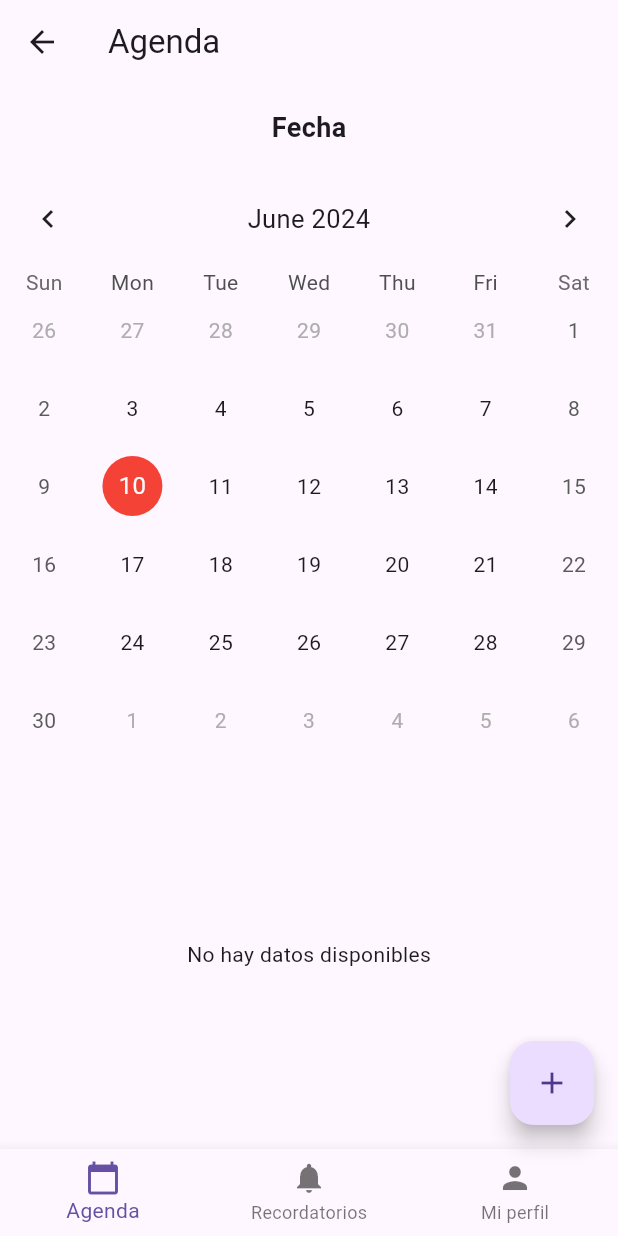
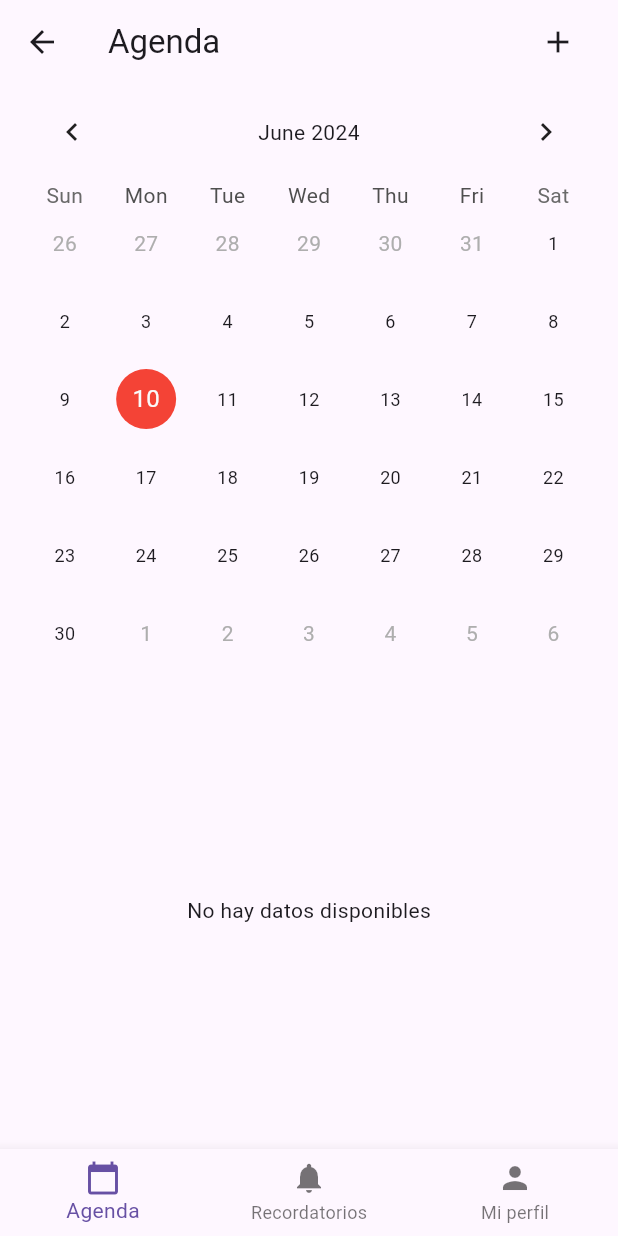
Before and after one commit to EnriqueMadrigal95/agenda_personalizada, a Flutter app: the HomePage screen opened directly, on a phone screen of 412 x 824 dp. Run offline on Flutter 3.47's test engine with Material 3 defaults, Android fonts, the light colour scheme and no system bars; drawn by our look-alikes of table_calendar; network calls fail.

Commit message:
Cambios a calendario

```diff
--- a/lib/screens/index_screen.dart
+++ b/lib/screens/index_screen.dart
@@ -351,19 +351,22 @@ class _HomePageState extends State<HomePage> {
   Widget build(BuildContext context) {
     return Scaffold(
       appBar: AppBar(
-        title: Text("Agenda"),
-        actions: [],
+        title: Row(
+          children: [
+            Text("Agenda"),
+            Spacer(),
+            IconButton(
+              icon: Icon(Icons.add),
+              onPressed: showCreateDialog,
+            ),
+          ],
+        ),
       ),
       body: Column(
         children: [
           Container(
-            padding: EdgeInsets.all(16.0),
-            child: Text(
-              "Fecha Seleccionada: ${selectedDate.toLocal()}".split(' ')[0],
-              style: TextStyle(fontSize: 18, fontWeight: FontWeight.bold),
-            ),
-          ),
-          TableCalendar(
+            padding: EdgeInsets.symmetric(horizontal: 16.0),
+            child: TableCalendar(
               firstDay: DateTime(2000),
               lastDay: DateTime(2101),
               focusedDay: selectedDate,
@@ -384,10 +387,23 @@ class _HomePageState extends State<HomePage> {
                   color: Colors.red,
                   shape: BoxShape.circle,
                 ),
+                markersMaxCount: 1,
               ),
               headerStyle: HeaderStyle(
                 formatButtonVisible: false,
                 titleCentered: true,
+                titleTextStyle: TextStyle(fontSize: 14),
+              ),
+              calendarBuilders: CalendarBuilders(
+                defaultBuilder: (context, date, _) {
+                  return Center(
+                    child: Text(
+                      '${date.day}',
+                      style: TextStyle(fontSize: 12),
+                    ),
+                  );
+                },
+              ),
             ),
           ),
           Expanded(
@@ -402,30 +418,33 @@ class _HomePageState extends State<HomePage> {
                           DateTime recordDate = DateTime.parse(record["Fecha"]);
                           if (isSameDay(recordDate, selectedDate)) {
                             return Card(
-                              elevation: 4,
-                              margin: EdgeInsets.symmetric(horizontal: 16, vertical: 8),
+                              elevation: 2,
+                              margin: EdgeInsets.symmetric(horizontal: 8, vertical: 4),
                               child: ListTile(
-                                leading: Icon(Icons.event_note, color: Colors.blue),
-                                title: Text(record["Nombre_Recordatorio"] ?? 'No Name'),
+                                leading: Icon(Icons.event_note, color: Colors.blue, size: 20), // Smaller icon size
+                                title: Text(
+                                  record["Nombre_Recordatorio"] ?? 'No Name',
+                                  style: TextStyle(fontSize: 12), // Smaller text size
+                                ),
                                 subtitle: Column(
                                   crossAxisAlignment: CrossAxisAlignment.start,
                                   children: [
-                                    Text('Descripción: ${record["Descripcion"] ?? ''}'),
-                                    Text('Hora: ${record["Hora"] ?? ''}'),
-                                    Text('Tipo: ${record["Tipo"] ?? ''}'),
+                                    Text('Descripción: ${record["Descripcion"] ?? ''}', style: TextStyle(fontSize: 10)), // Smaller text size
+                                    Text('Hora: ${record["Hora"] ?? ''}', style: TextStyle(fontSize: 10)), // Smaller text size
+                                    Text('Tipo: ${record["Tipo"] ?? ''}', style: TextStyle(fontSize: 10)), // Smaller text size
                                   ],
                                 ),
                                 trailing: Row(
                                   mainAxisSize: MainAxisSize.min,
                                   children: <Widget>[
                                     IconButton(
-                                      icon: Icon(Icons.edit, color: Colors.blue),
+                                      icon: Icon(Icons.edit, color: Colors.blue, size: 16), // Smaller icon size
                                       onPressed: () {
                                         showEditDialog(record);
                                       },
                                     ),
                                     IconButton(
-                                      icon: Icon(Icons.delete, color: Colors.red),
+                                      icon: Icon(Icons.delete, color: Colors.red, size: 16), // Smaller icon size
                                       onPressed: () {
                                         deleteData(record['ID_Agenda']);
                                       },
@@ -441,10 +460,6 @@ class _HomePageState extends State<HomePage> {
                       ),
           ),
         ],
-      ),
-      floatingActionButton: FloatingActionButton(
-        onPressed: showCreateDialog,
-        child: Icon(Icons.add),
       ),
       bottomNavigationBar: BottomNavigationBar(
         currentIndex: _currentIndex,
```
Also changed, not shown: lib/screens/login_screen.dart (line endings or trailing spaces). Lines whose indentation alone changed are shown as unchanged.
